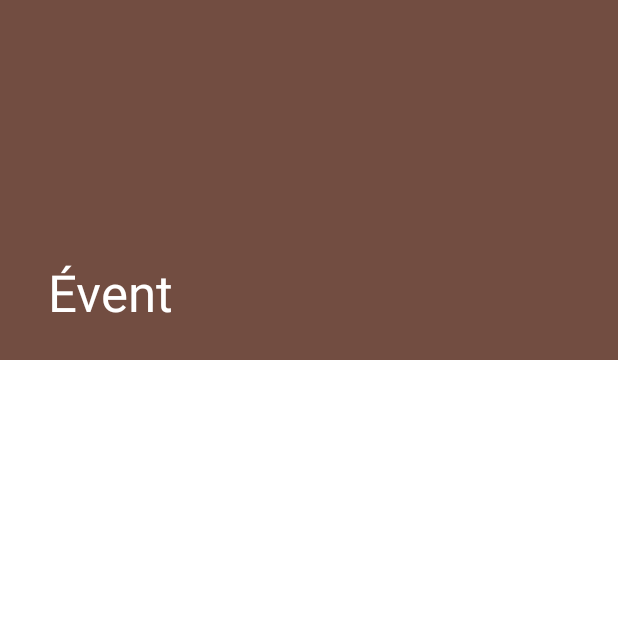
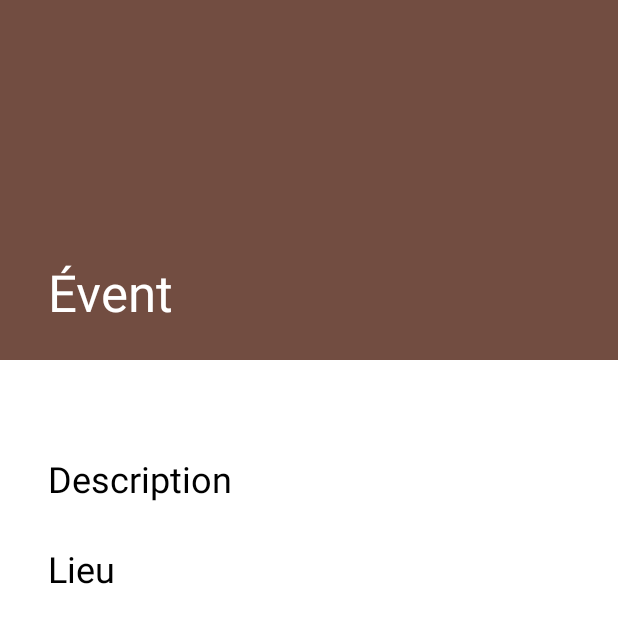
Before and after one commit to ptlc8/ListeWanted, an Android app: the EventActivity screen opened directly, with no data from a screen before it, on a phone screen of 412 x 824 dp. Shown: the top 623 px of the screen. Run offline under Robolectric (Android 15) with nearby library versions, the phone set to English and light mode, and no system bars; pictures from the network do not load.

Commit message:
fix problemes de couleur, events et partenariats

```diff
--- a/app/src/main/java/fr/liste_wanted/data/Event.java
+++ b/app/src/main/java/fr/liste_wanted/data/Event.java
@@ -17,7 +17,7 @@ public class Event {
     private String description;
     private String imageUrl = null;
 
-    public Event(int id, String name, long startTime, long endTime, String place, String description) {
+    public Event(int id, String name, long startTime, long endTime, String place, String description, String imageUrl) {
         this.id = id;
         this.name = name;
         this.startTime = startTime;
--- a/app/src/main/java/fr/liste_wanted/ui/events/EventActivity.java
+++ b/app/src/main/java/fr/liste_wanted/ui/events/EventActivity.java
@@ -40,20 +40,17 @@ public class EventActivity extends AppCompatActivity {
         String place = intent.hasExtra("place") ? intent.getStringExtra("place") : "";
         long startTime = intent.getLongExtra("startTime", -1L);
         long endTime = intent.getLongExtra("endTime", startTime);
-        Event event = new Event(eventId, name, startTime, endTime, place, description);
+        String imageUrl = intent.getStringExtra("imageUrl");
+        Event event = new Event(eventId, name, startTime, endTime, place, description, imageUrl);
 
         Toolbar toolbar = binding.toolbar;
         setSupportActionBar(toolbar);
         binding.toolbarLayout.setTitle(name);
         binding.textDescription.setText(description);
         binding.textPlace.setText(place);
-        if (event.hasImageUrl())
-            Glide.with(this).load(event.getImageUrl()).into(binding.toolbarImage);
-        else
-            binding.toolbarImage.setImageResource(event.getDrawableResourceId(this));
+        if (event.hasImageUrl()) Glide.with(this).load(event.getImageUrl()).into(binding.toolbarImage);
+        else binding.toolbarImage.setImageResource(event.getDrawableResourceId(this));
         if (startTime != -1) {
-            System.out.println(startTime);
-            System.out.println(endTime);
             if (startTime==endTime)
                 binding.time.setText(getString(R.string.time, format("H",startTime), format("mm",startTime)));
             else binding.time.setText(getString(R.string.time_interval, format("H",startTime), format("mm",startTime), format("H",endTime), format("mm",endTime)));
@@ -91,6 +88,7 @@ public class EventActivity extends AppCompatActivity {
         intent.putExtra("place", event.getPlace());
         intent.putExtra("startTime", event.getStartTime());
         intent.putExtra("endTime", event.getEndTime());
+        intent.putExtra("imageUrl", event.getImageUrl());
         return intent;
     }
 
--- a/app/src/main/res/layout/activity_event.xml
+++ b/app/src/main/res/layout/activity_event.xml
@@ -54,11 +54,13 @@
                 <TextView
                     android:id="@+id/date"
                     android:layout_width="match_parent"
-                    android:layout_height="wrap_content"/>
+                    android:layout_height="wrap_content"
+                    android:textColor="@color/black" />
                 <TextView
                     android:id="@+id/time"
                     android:layout_width="match_parent"
-                    android:layout_height="wrap_content"/>
+                    android:layout_height="wrap_content"
+                    android:textColor="@color/black" />
             </LinearLayout>
             <LinearLayout
                 android:id="@+id/description"
@@ -72,11 +74,13 @@
                     android:layout_marginTop="8dp"
                     android:layout_marginStart="16dp"
                     android:textSize="24sp"
+                    android:textColor="@color/black"
                     android:text="@string/description" />
                 <TextView
                     android:id="@+id/text_description"
                     android:layout_width="wrap_content"
-                    android:layout_height="wrap_content" />
+                    android:layout_height="wrap_content"
+                    android:textColor="@color/black" />
             </LinearLayout>
             <LinearLayout
                 android:id="@+id/place"
@@ -90,11 +94,13 @@
                     android:layout_marginTop="8dp"
                     android:layout_marginStart="16dp"
                     android:textSize="24sp"
-                    android:text="@string/place"/>
+                    android:textColor="@color/black"
+                    android:text="@string/place" />
                 <TextView
                     android:id="@+id/text_place"
                     android:layout_width="wrap_content"
-                    android:layout_height="wrap_content"/>
+                    android:layout_height="wrap_content"
+                    android:textColor="@color/black" />
             </LinearLayout>
         </LinearLayout>
     </androidx.core.widget.NestedScrollView>
--- a/app/src/main/res/layout/view_partnership.xml
+++ b/app/src/main/res/layout/view_partnership.xml
@@ -12,10 +12,8 @@
         android:layout_height="wrap_content"
         android:layout_alignTop="@id/data_partnership"
         android:layout_alignBottom="@id/data_partnership"
-        android:scaleType="centerInside"
-        android:background="@color/main"
-        app:tint="#bbbbbb"
-        android:tintMode="multiply" />
+        android:scaleType="fitCenter"
+        android:background="@color/main" />
     <LinearLayout
         android:id="@+id/data_partnership"
         android:layout_width="match_parent"
```
Also changed, not shown: app/src/main/java/fr/liste_wanted/data/Partnership.java (+6 -5 lines), app/src/main/java/fr/liste_wanted/ui/partnership/PartnershipActivity.java (+8 -8 lines), app/src/main/res/layout/activity_partnership.xml (+10 -2 lines).
